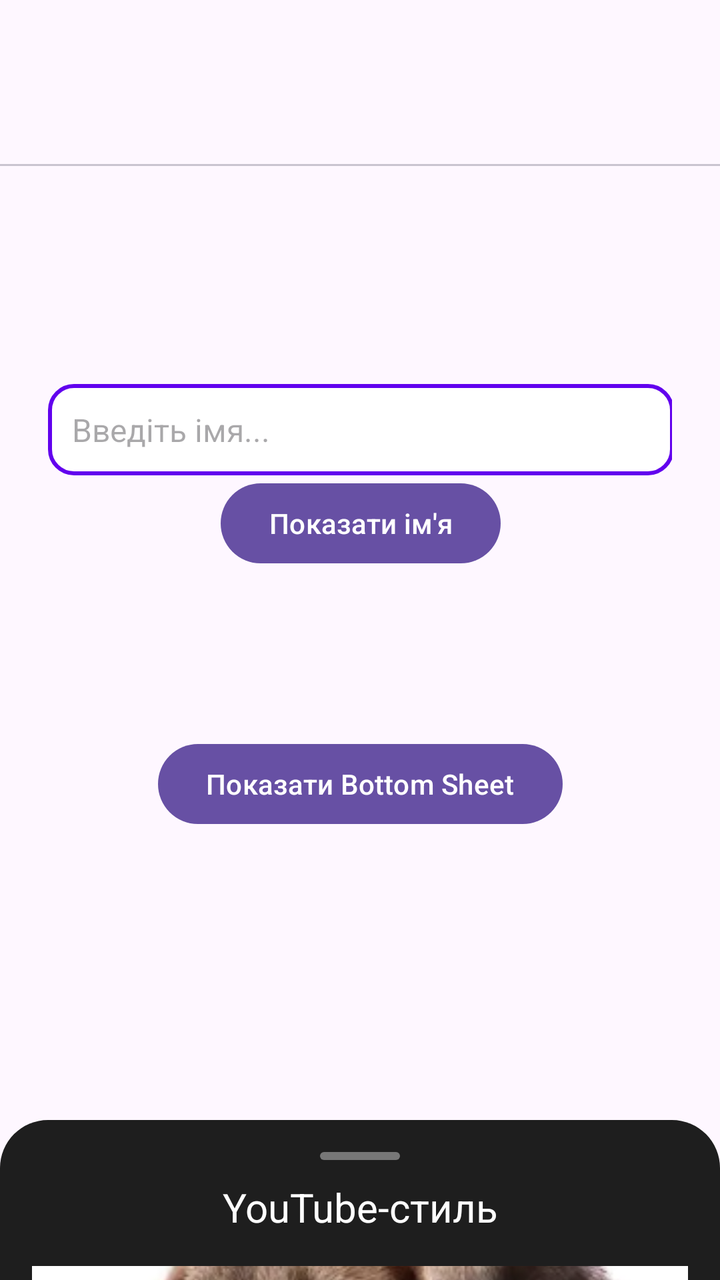
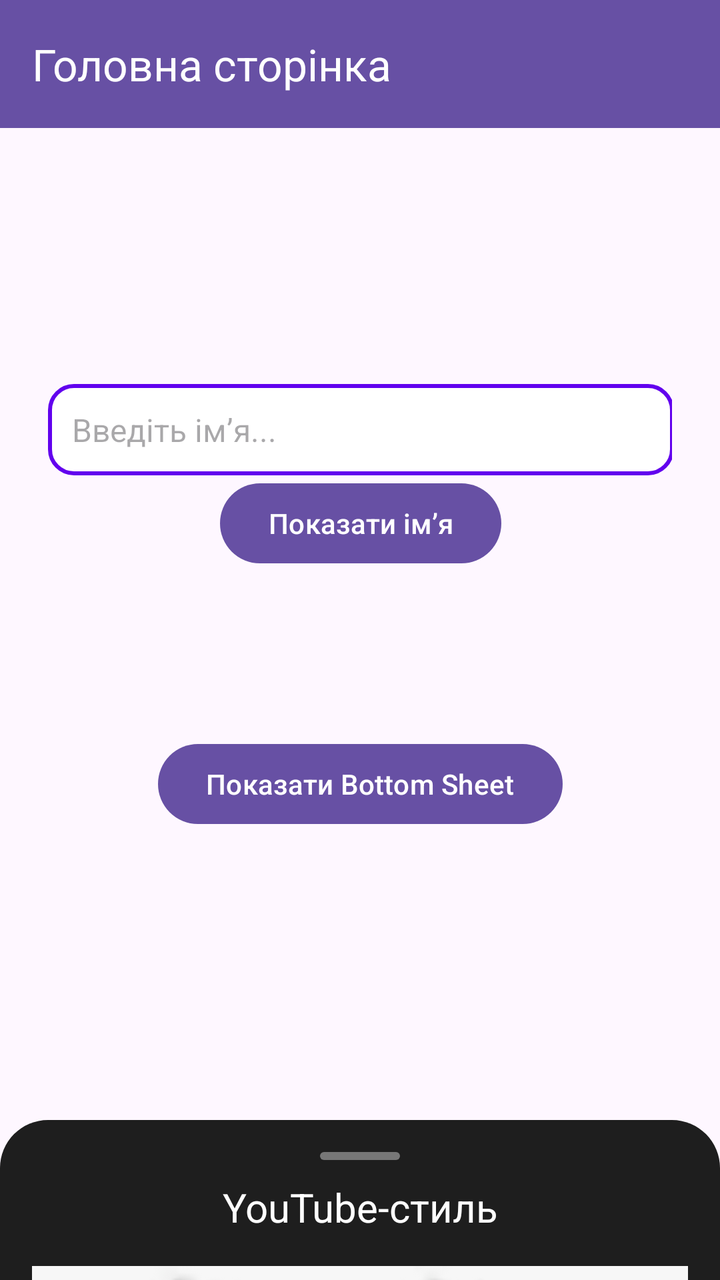

Before-and-after screenshots of an Android layout around one commit, followed by the original layout XML and the change that was made.
<!-- AndroidManifest.xml: application theme Theme.LearnTestComplete -->
<!-- res/layout/activity_main.xml -->
<?xml version="1.0" encoding="utf-8"?>
<androidx.coordinatorlayout.widget.CoordinatorLayout
    xmlns:android="http://schemas.android.com/apk/res/android"
    xmlns:app="http://schemas.android.com/apk/res-auto"
    xmlns:tools="http://schemas.android.com/tools"
    android:layout_width="match_parent"
    android:layout_height="match_parent"
    tools:context=".MainActivity">

    <LinearLayout
        android:id="@+id/linerPager"
        android:layout_width="match_parent"
        android:layout_height="150dp"
        android:orientation="vertical">

        <com.google.android.material.tabs.TabLayout
            android:id="@+id/tabLayout"
            android:layout_width="match_parent"
            android:layout_height="wrap_content"
            android:layout_marginTop="35dp"
            app:tabIndicatorColor="@color/black"
            app:tabSelectedTextColor="@color/black"
            app:tabTextColor="@color/darker_gray" />

        <androidx.viewpager2.widget.ViewPager2
            android:id="@+id/viewPager"
            android:layout_width="match_parent"
            android:layout_height="100dp"
            android:layout_weight="1" />
    </LinearLayout>

    <androidx.constraintlayout.widget.ConstraintLayout
        android:id="@+id/constraintLayout"
        android:layout_width="match_parent"
        android:layout_height="match_parent"
        android:padding="24dp"
        app:layout_anchor="@+id/constraintLayout"
        app:layout_anchorGravity="center">

        <androidx.fragment.app.FragmentContainerView
            android:id="@+id/fragmentContainer"
            android:layout_width="match_parent"
            android:layout_height="0dp"
            app:layout_constraintEnd_toEndOf="parent"
            app:layout_constraintStart_toStartOf="parent"
            app:layout_constraintTop_toTopOf="parent" />

        <Button
            android:id="@+id/btnShowSheet"
            android:layout_width="wrap_content"
            android:layout_height="wrap_content"
            android:layout_marginBottom="200dp"
            android:gravity="center"
            android:text="Показати Bottom Sheet"
            app:layout_constraintBottom_toBottomOf="parent"
            app:layout_constraintEnd_toEndOf="parent"
            app:layout_constraintStart_toStartOf="parent" />

        <LinearLayout
            android:id="@+id/linearEdit"
            android:layout_width="345dp"
            android:layout_height="234dp"
            android:gravity="center"
            android:orientation="vertical"
            android:padding="16dp"
            app:layout_constraintBottom_toTopOf="@+id/btnShowSheet"
            app:layout_constraintEnd_toEndOf="parent"
            app:layout_constraintStart_toStartOf="parent">

            <EditText
                android:id="@+id/editTextName"
                android:layout_width="match_parent"
                android:layout_height="wrap_content"
                android:background="@drawable/edit_text_background"
                android:hint="Введіть імя..."
                android:inputType="text"
                android:padding="12dp"
                android:textSize="16sp" />

            <Button
                android:id="@+id/buttonShow"
                android:layout_width="wrap_content"
                android:layout_height="wrap_content"
                android:text="Показати ім'я" />

            <TextView
                android:id="@+id/textViewResult"
                android:layout_width="wrap_content"
                android:layout_height="wrap_content"
                android:text=""
                android:textSize="18sp" />

        </LinearLayout>


    </androidx.constraintlayout.widget.ConstraintLayout>

    <LinearLayout
        android:id="@+id/bottomSheet"
        android:layout_width="match_parent"
        android:layout_height="400dp"
        android:background="@drawable/bg_bottom_sheet"
        android:orientation="vertical"
        android:padding="16dp"
        app:behavior_hideable="true"
        app:behavior_peekHeight="80dp"
        app:layout_behavior="com.google.android.material.bottomsheet.BottomSheetBehavior"
        app:layout_anchorGravity="bottom">

        <View
            android:layout_width="40dp"
            android:layout_height="4dp"
            android:layout_gravity="center"
            android:layout_marginBottom="10dp"
            android:background="@drawable/bg_drag_indicator" />

        <TextView
            android:id="@+id/tvTitle"
            android:layout_width="match_parent"
            android:layout_height="wrap_content"
            android:gravity="center"
            android:text="YouTube-стиль"
            android:textColor="@android:color/white"
            android:textSize="20sp" />

        <ImageView
            android:id="@+id/ivThumbnail"
            android:layout_width="match_parent"
            android:layout_height="200dp"
            android:layout_marginTop="16dp"
            android:scaleType="centerCrop"
            android:src="@drawable/dog" />

        <TextView
            android:id="@+id/tvDescription"
            android:layout_width="match_parent"
            android:layout_height="wrap_content"
            android:layout_marginTop="12dp"
            android:scaleType="centerCrop"
            android:text="BottomSheet BottomSheet BottomSheet BottomSheet BottomSheet BottomSheet BottomSheet BottomSheet BottomSheet BottomSheet BottomSheet BottomSheet"
            android:textColor="@android:color/white" />
    </LinearLayout>
</androidx.coordinatorlayout.widget.CoordinatorLayout>
<!-- resources referenced by this layout -->
<resources>
  <color name="black">#FF000000</color>
  <!-- drawable bg_bottom_sheet (drawable) -->
  <?xml version="1.0" encoding="utf-8"?>
  <shape xmlns:android="http://schemas.android.com/apk/res/android"
      android:shape="rectangle">
      <solid android:color="#1E1E1E" />
      <corners android:topLeftRadius="24dp" android:topRightRadius="24dp" />
      <padding android:left="16dp" android:right="16dp" android:top="8dp" android:bottom="16dp"/>
  </shape>
  <!-- drawable bg_drag_indicator (drawable) -->
  <?xml version="1.0" encoding="utf-8"?>
  <shape xmlns:android="http://schemas.android.com/apk/res/android"
      android:shape="rectangle">
      <solid android:color="#777" />
      <corners android:radius="2dp" />
  </shape>
  <!-- drawable dog: png bitmap (drawable, 141887 bytes) -->
  <!-- drawable edit_text_background (drawable) -->
  <shape xmlns:android="http://schemas.android.com/apk/res/android"
      android:shape="rectangle">
      <solid android:color="#FFFFFF" />
      <corners android:radius="12dp" />
      <stroke android:width="2dp" android:color="#6200EE" />
      <padding android:left="12dp" android:right="12dp" />
  </shape>
  <style name="Theme.LearnTestComplete" parent="Base.Theme.LearnTestComplete" />
  <style name="Base.Theme.LearnTestComplete" parent="Theme.Material3.DayNight.NoActionBar">
          
          
      </style>
</resources>

<!-- the commit's change to res/layout/activity_main.xml (unified diff, before → after) -->
@@ -1,143 +1,158 @@
 <?xml version="1.0" encoding="utf-8"?>
-<androidx.coordinatorlayout.widget.CoordinatorLayout
+<androidx.drawerlayout.widget.DrawerLayout
     xmlns:android="http://schemas.android.com/apk/res/android"
     xmlns:app="http://schemas.android.com/apk/res-auto"
     xmlns:tools="http://schemas.android.com/tools"
+    android:id="@+id/drawerLayout"
     android:layout_width="match_parent"
     android:layout_height="match_parent"
     tools:context=".MainActivity">
 
-    <LinearLayout
-        android:id="@+id/linerPager"
+    <androidx.coordinatorlayout.widget.CoordinatorLayout
         android:layout_width="match_parent"
-        android:layout_height="150dp"
-        android:orientation="vertical">
+        android:layout_height="match_parent">
 
-        <com.google.android.material.tabs.TabLayout
-            android:id="@+id/tabLayout"
+        <androidx.appcompat.widget.Toolbar
+            android:id="@+id/toolbar"
             android:layout_width="match_parent"
-            android:layout_height="wrap_content"
-            android:layout_marginTop="35dp"
-            app:tabIndicatorColor="@color/black"
-            app:tabSelectedTextColor="@color/black"
-            app:tabTextColor="@color/darker_gray" />
+            android:layout_height="?attr/actionBarSize"
+            android:background="?attr/colorPrimary"
+            android:theme="@style/ThemeOverlay.AppCompat.Dark.ActionBar"
+            app:title="Головна сторінка" />
 
-        <androidx.viewpager2.widget.ViewPager2
-            android:id="@+id/viewPager"
+        <androidx.constraintlayout.widget.ConstraintLayout
+            android:id="@+id/constraintLayout"
             android:layout_width="match_parent"
-            android:layout_height="100dp"
-            android:layout_weight="1" />
-    </LinearLayout>
+            android:layout_height="match_parent"
+            android:padding="24dp"
+            app:layout_behavior="@string/appbar_scrolling_view_behavior"
+            android:layout_marginTop="?attr/actionBarSize">
 
-    <androidx.constraintlayout.widget.ConstraintLayout
-        android:id="@+id/constraintLayout"
-        android:layout_width="match_parent"
-        android:layout_height="match_parent"
-        android:padding="24dp"
-        app:layout_anchor="@+id/constraintLayout"
-        app:layout_anchorGravity="center">
+            <Button
+                android:id="@+id/btnShowSheet"
+                android:layout_width="wrap_content"
+                android:layout_height="wrap_content"
+                android:layout_marginBottom="200dp"
+                android:gravity="center"
+                android:text="Показати Bottom Sheet"
+                app:layout_constraintBottom_toBottomOf="parent"
+                app:layout_constraintEnd_toEndOf="parent"
+                app:layout_constraintStart_toStartOf="parent" />
 
-        <androidx.fragment.app.FragmentContainerView
-            android:id="@+id/fragmentContainer"
-            android:layout_width="match_parent"
-            android:layout_height="0dp"
-            app:layout_constraintEnd_toEndOf="parent"
-            app:layout_constraintStart_toStartOf="parent"
-            app:layout_constraintTop_toTopOf="parent" />
+            <LinearLayout
+                android:id="@+id/linearEdit"
+                android:layout_width="345dp"
+                android:layout_height="234dp"
+                android:gravity="center"
+                android:orientation="vertical"
+                android:padding="16dp"
+                app:layout_constraintBottom_toTopOf="@+id/btnShowSheet"
+                app:layout_constraintEnd_toEndOf="parent"
+                app:layout_constraintStart_toStartOf="parent">
 
-        <Button
-            android:id="@+id/btnShowSheet"
-            android:layout_width="wrap_content"
-            android:layout_height="wrap_content"
-            android:layout_marginBottom="200dp"
-            android:gravity="center"
-            android:text="Показати Bottom Sheet"
-            app:layout_constraintBottom_toBottomOf="parent"
-            app:layout_constraintEnd_toEndOf="parent"
-            app:layout_constraintStart_toStartOf="parent" />
+                <EditText
+                    android:id="@+id/editTextName"
+                    android:layout_width="match_parent"
+                    android:layout_height="wrap_content"
+                    android:background="@drawable/edit_text_background"
+                    android:hint="Введіть ім’я..."
+                    android:inputType="text"
+                    android:padding="12dp"
+                    android:textSize="16sp" />
+
+                <Button
+                    android:id="@+id/buttonShow"
+                    android:layout_width="wrap_content"
+                    android:layout_height="wrap_content"
+                    android:text="Показати ім’я" />
+
+                <TextView
+                    android:id="@+id/textViewResult"
+                    android:layout_width="wrap_content"
+                    android:layout_height="wrap_content"
+                    android:text=""
+                    android:textSize="18sp" />
+            </LinearLayout>
+
+        </androidx.constraintlayout.widget.ConstraintLayout>
 
         <LinearLayout
-            android:id="@+id/linearEdit"
-            android:layout_width="345dp"
-            android:layout_height="234dp"
-            android:gravity="center"
+            android:id="@+id/bottomSheet"
+            android:layout_width="match_parent"
+            android:layout_height="400dp"
+            android:background="@drawable/bg_bottom_sheet"
             android:orientation="vertical"
             android:padding="16dp"
-            app:layout_constraintBottom_toTopOf="@+id/btnShowSheet"
-            app:layout_constraintEnd_toEndOf="parent"
-            app:layout_constraintStart_toStartOf="parent">
+            app:behavior_hideable="true"
+            app:behavior_peekHeight="80dp"
+            app:layout_behavior="com.google.android.material.bottomsheet.BottomSheetBehavior">
 
-            <EditText
-                android:id="@+id/editTextName"
+            <View
+                android:layout_width="40dp"
+                android:layout_height="4dp"
+                android:layout_gravity="center"
+                android:layout_marginBottom="10dp"
+                android:background="@drawable/bg_drag_indicator" />
+
+            <TextView
+                android:id="@+id/tvTitle"
                 android:layout_width="match_parent"
                 android:layout_height="wrap_content"
-                android:background="@drawable/edit_text_background"
-                android:hint="Введіть імя..."
-                android:inputType="text"
-                android:padding="12dp"
-                android:textSize="16sp" />
+                android:gravity="center"
+                android:text="YouTube-стиль"
+                android:textColor="@android:color/white"
+                android:textSize="20sp" />
 
-            <Button
-                android:id="@+id/buttonShow"
-                android:layout_width="wrap_content"
-                android:layout_height="wrap_content"
-                android:text="Показати ім'я" />
+            <ImageView
+                android:id="@+id/ivThumbnail"
+                android:layout_width="match_parent"
+                android:layout_height="200dp"
+                android:layout_marginTop="16dp"
+                android:scaleType="centerCrop"
+                android:src="@drawable/cat" />
 
             <TextView
-                android:id="@+id/textViewResult"
-                android:layout_width="wrap_content"
+                android:id="@+id/tvDescription"
+                android:layout_width="match_parent"
                 android:layout_height="wrap_content"
-                android:text=""
-                android:textSize="18sp" />
-
+                android:layout_marginTop="12dp"
+                android:text="BottomSheet BottomSheet BottomSheet BottomSheet BottomSheet BottomSheet BottomSheet BottomSheet BottomSheet BottomSheet BottomSheet BottomSheet"
+                android:textColor="@android:color/white" />
         </LinearLayout>
 
+    </androidx.coordinatorlayout.widget.CoordinatorLayout>
 
-    </androidx.constraintlayout.widget.ConstraintLayout>
+    <com.google.android.material.navigation.NavigationView
+    android:id="@+id/navigationView"
+    android:layout_width="wrap_content"
+    android:layout_height="match_parent"
+    android:layout_gravity="start"
+    app:menu="@menu/drawer_menu"
+    app:headerLayout="@layout/drawer_header"
+    android:background="@android:color/white" />
 
-    <LinearLayout
-        android:id="@+id/bottomSheet"
-        android:layout_width="match_parent"
-        android:layout_height="400dp"
-        android:background="@drawable/bg_bottom_sheet"
-        android:orientation="vertical"
-        android:padding="16dp"
-        app:behavior_hideable="true"
-        app:behavior_peekHeight="80dp"
-        app:layout_behavior="com.google.android.material.bottomsheet.BottomSheetBehavior"
-        app:layout_anchorGravity="bottom">
+</androidx.drawerlayout.widget.DrawerLayout>
+<!-- res/layout/drawer_header.xml (included above) -->
+<LinearLayout xmlns:android="http://schemas.android.com/apk/res/android"
+    android:orientation="vertical"
+    android:background="@color/purple_700"
+    android:padding="24dp"
+    android:layout_width="match_parent"
+    android:layout_height="160dp">
 
-        <View
-            android:layout_width="40dp"
-            android:layout_height="4dp"
-            android:layout_gravity="center"
-            android:layout_marginBottom="10dp"
-            android:background="@drawable/bg_drag_indicator" />
+    <TextView
+        android:layout_width="wrap_content"
+        android:layout_height="wrap_content"
+        android:text="Менюшка"
+        android:textColor="@android:color/white"
+        android:textSize="24sp"
+        android:layout_gravity="bottom" />
 
-        <TextView
-            android:id="@+id/tvTitle"
-            android:layout_width="match_parent"
-            android:layout_height="wrap_content"
-            android:gravity="center"
-            android:text="YouTube-стиль"
-            android:textColor="@android:color/white"
-            android:textSize="20sp" />
+    <ImageView
+        android:layout_width="111dp"
+        android:layout_height="wrap_content"
+        android:layout_gravity="bottom"
+        android:layout_marginTop="16dp"
+        android:src="@drawable/cat" />
 
-        <ImageView
-            android:id="@+id/ivThumbnail"
-            android:layout_width="match_parent"
-            android:layout_height="200dp"
-            android:layout_marginTop="16dp"
-            android:scaleType="centerCrop"
-            android:src="@drawable/dog" />
-
-        <TextView
-            android:id="@+id/tvDescription"
-            android:layout_width="match_parent"
-            android:layout_height="wrap_content"
-            android:layout_marginTop="12dp"
-            android:scaleType="centerCrop"
-            android:text="BottomSheet BottomSheet BottomSheet BottomSheet BottomSheet BottomSheet BottomSheet BottomSheet BottomSheet BottomSheet BottomSheet BottomSheet"
-            android:textColor="@android:color/white" />
-    </LinearLayout>
-</androidx.coordinatorlayout.widget.CoordinatorLayout>
+</LinearLayout>
<!-- resource entries referenced after the edit -->
@@ -1,6 +1,5 @@
 <!-- resources referenced by this layout -->
 <resources>
-  <color name="black">#FF000000</color>
   <!-- drawable bg_bottom_sheet (drawable) -->
   <?xml version="1.0" encoding="utf-8"?>
   <shape xmlns:android="http://schemas.android.com/apk/res/android"
@@ -16,7 +15,7 @@
       <solid android:color="#777" />
       <corners android:radius="2dp" />
   </shape>
-  <!-- drawable dog: png bitmap (drawable, 141887 bytes) -->
+  <!-- drawable cat: png bitmap (drawable, 18583 bytes) -->
   <!-- drawable edit_text_background (drawable) -->
   <shape xmlns:android="http://schemas.android.com/apk/res/android"
       android:shape="rectangle">
